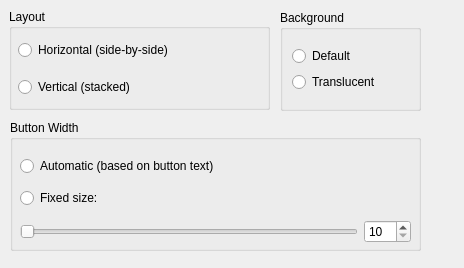
This is contents/ui/appearance_config.ui in alandmoore/textlaunch-plasmoid as Qt 5 draws it before an edit. The edited form follows.
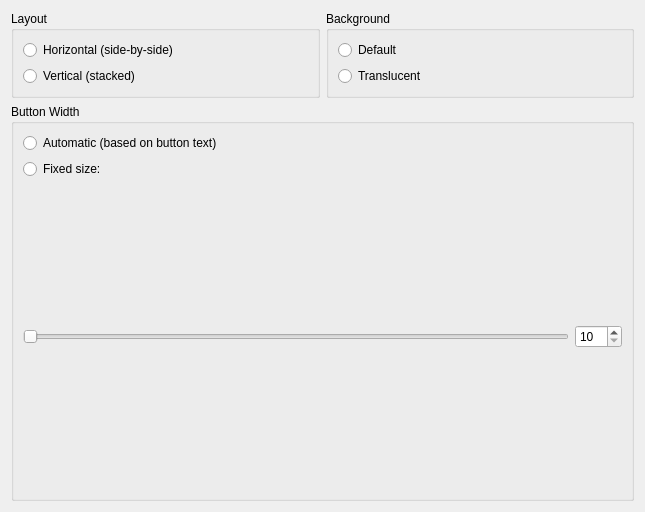
This is the edited form.

```diff
--- a/contents/ui/appearance_config.ui
+++ b/contents/ui/appearance_config.ui
@@ -6,37 +6,32 @@
    <rect>
     <x>0</x>
     <y>0</y>
-    <width>464</width>
-    <height>268</height>
+    <width>645</width>
+    <height>512</height>
    </rect>
   </property>
   <property name="windowTitle">
    <string>Form</string>
   </property>
+  <layout class="QVBoxLayout" name="verticalLayout_5">
+   <item>
+    <layout class="QHBoxLayout" name="horizontalLayout_3">
+     <item>
   <widget class="QGroupBox" name="groupBox">
-   <property name="geometry">
-    <rect>
-     <x>9</x>
-     <y>9</y>
-     <width>261</width>
-     <height>101</height>
-    </rect>
-   </property>
    <property name="title">
     <string>Layout</string>
    </property>
-   <widget class="QWidget" name="verticalLayoutWidget">
-    <property name="geometry">
-     <rect>
-      <x>9</x>
-      <y>20</y>
-      <width>241</width>
-      <height>80</height>
-     </rect>
-    </property>
+       <layout class="QVBoxLayout" name="verticalLayout_6">
+        <item>
     <layout class="QVBoxLayout" name="verticalLayout">
      <item>
       <widget class="QRadioButton" name="horizontal_layout_button">
+            <property name="sizePolicy">
+             <sizepolicy hsizetype="Minimum" vsizetype="Minimum">
+              <horstretch>0</horstretch>
+              <verstretch>0</verstretch>
+             </sizepolicy>
+            </property>
        <property name="text">
         <string>Horizontal (side-by-side)</string>
        </property>
@@ -44,38 +39,79 @@
      </item>
      <item>
       <widget class="QRadioButton" name="vertical_layout_button">
+            <property name="sizePolicy">
+             <sizepolicy hsizetype="Minimum" vsizetype="Minimum">
+              <horstretch>0</horstretch>
+              <verstretch>0</verstretch>
+             </sizepolicy>
+            </property>
        <property name="text">
         <string>Vertical (stacked)</string>
        </property>
       </widget>
      </item>
     </layout>
-   </widget>
-  </widget>
+        </item>
+       </layout>
+      </widget>
+     </item>
+     <item>
+      <widget class="QGroupBox" name="groupBox_3">
+       <property name="title">
+        <string>Background</string>
+       </property>
+       <layout class="QVBoxLayout" name="verticalLayout_7">
+        <item>
+         <layout class="QVBoxLayout" name="verticalLayout_3">
+          <item>
+           <widget class="QRadioButton" name="default_background_button">
+            <property name="sizePolicy">
+             <sizepolicy hsizetype="Minimum" vsizetype="Minimum">
+              <horstretch>0</horstretch>
+              <verstretch>0</verstretch>
+             </sizepolicy>
+            </property>
+            <property name="text">
+             <string>Default</string>
+            </property>
+           </widget>
+          </item>
+          <item>
+           <widget class="QRadioButton" name="translucent_background_button">
+            <property name="sizePolicy">
+             <sizepolicy hsizetype="Minimum" vsizetype="Minimum">
+              <horstretch>0</horstretch>
+              <verstretch>0</verstretch>
+             </sizepolicy>
+            </property>
+            <property name="text">
+             <string>Translucent</string>
+            </property>
+           </widget>
+          </item>
+         </layout>
+        </item>
+       </layout>
+      </widget>
+     </item>
+    </layout>
+   </item>
+   <item>
   <widget class="QGroupBox" name="groupBox_2">
-   <property name="geometry">
-    <rect>
-     <x>10</x>
-     <y>120</y>
-     <width>411</width>
-     <height>131</height>
-    </rect>
-   </property>
    <property name="title">
     <string>Button Width</string>
    </property>
-   <widget class="QWidget" name="verticalLayoutWidget_2">
-    <property name="geometry">
-     <rect>
-      <x>10</x>
-      <y>30</y>
-      <width>391</width>
-      <height>101</height>
-     </rect>
-    </property>
+     <layout class="QVBoxLayout" name="verticalLayout_8">
+      <item>
     <layout class="QVBoxLayout" name="verticalLayout_2">
      <item>
       <widget class="QRadioButton" name="auto_width_button">
+          <property name="sizePolicy">
+           <sizepolicy hsizetype="Minimum" vsizetype="Minimum">
+            <horstretch>0</horstretch>
+            <verstretch>0</verstretch>
+           </sizepolicy>
+          </property>
        <property name="text">
         <string>Automatic (based on button text)</string>
        </property>
@@ -83,6 +119,12 @@
      </item>
      <item>
       <widget class="QRadioButton" name="fixed_width_button">
+          <property name="sizePolicy">
+           <sizepolicy hsizetype="Minimum" vsizetype="Minimum">
+            <horstretch>0</horstretch>
+            <verstretch>0</verstretch>
+           </sizepolicy>
+          </property>
        <property name="text">
         <string>Fixed size:</string>
        </property>
@@ -92,6 +134,12 @@
       <layout class="QHBoxLayout" name="horizontalLayout">
        <item>
         <widget class="QSlider" name="width_slider">
+            <property name="sizePolicy">
+             <sizepolicy hsizetype="Expanding" vsizetype="Expanding">
+              <horstretch>0</horstretch>
+              <verstretch>0</verstretch>
+             </sizepolicy>
+            </property>
          <property name="minimum">
           <number>10</number>
          </property>
@@ -116,41 +164,11 @@
       </layout>
      </item>
     </layout>
-   </widget>
-  </widget>
-  <widget class="QGroupBox" name="groupBox_3">
-   <property name="geometry">
-    <rect>
-     <x>280</x>
-     <y>10</y>
-     <width>141</width>
-     <height>101</height>
-    </rect>
-   </property>
-   <property name="title">
-    <string>Background</string>
-   </property>
-   <layout class="QGridLayout" name="gridLayout">
-    <item row="0" column="0">
-     <layout class="QVBoxLayout" name="verticalLayout_3">
-      <item>
-       <widget class="QRadioButton" name="default_background_button">
-        <property name="text">
-         <string>Default</string>
-        </property>
-       </widget>
       </item>
-      <item>
-       <widget class="QRadioButton" name="translucent_background_button">
-        <property name="text">
-         <string>Translucent</string>
-        </property>
+     </layout>
        </widget>
       </item>
      </layout>
-    </item>
-   </layout>
-  </widget>
  </widget>
  <resources/>
  <connections>
```
Lines whose indentation alone changed are shown as unchanged.
